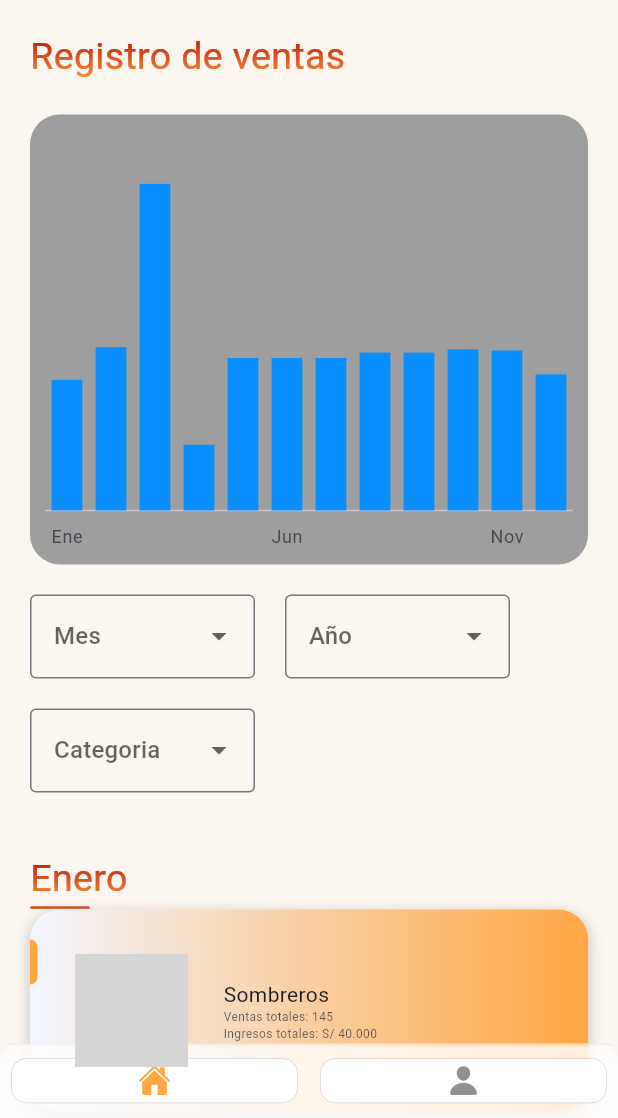
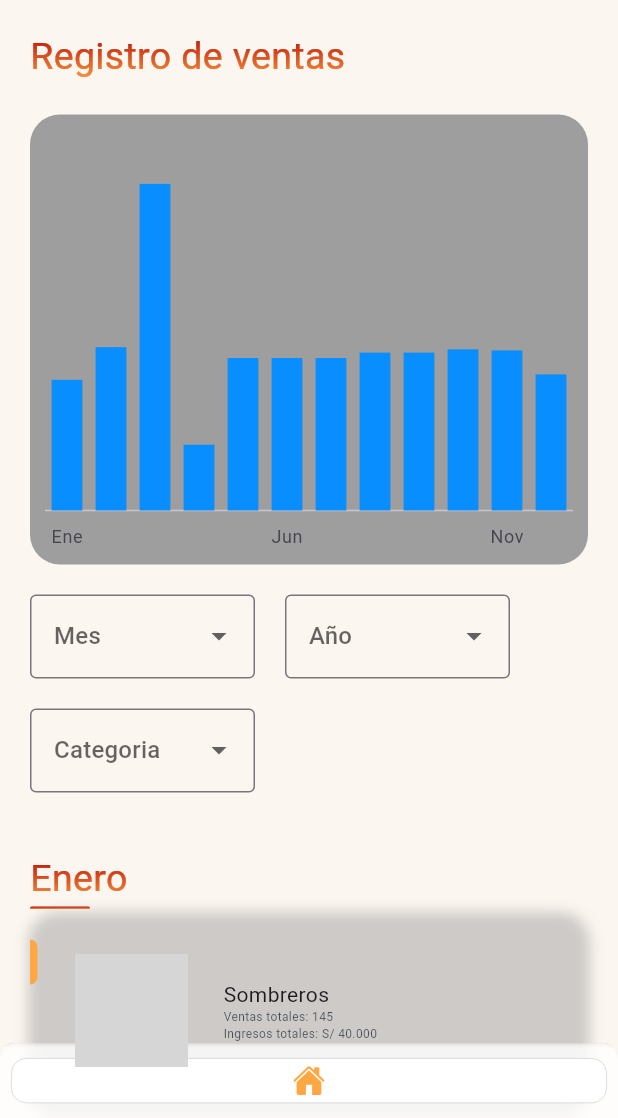
Before and after one commit to Esclender/wayllu-project, a Flutter app: the GraphicProductsScreen screen opened directly with empty values, after a tap on an icon or button, on a phone screen of 412 x 824 dp, the part 118-1236 px from its top. Run offline on Flutter 3.47's test engine with Material 3 defaults, Android fonts, the phone set to English and light mode, and no system bars; our stand-ins replace auto_route, auto_size_text, badges, dio, equatable, flutter_bloc and 11 more; missing offline and left inert: awesome_dio_interceptor, dart:ffi; generated files the repository leaves out were written again; network calls fail; Roboto replaces fonts that are missing (Gotham); statements that could not run were skipped; grey boxes are pictures that could not be loaded.

Commit message:
se unifica el carrito y options  al homescreen

```diff
--- a/lib/main.dart
+++ b/lib/main.dart
@@ -1,18 +1,23 @@
 import 'package:flutter/material.dart';
 import 'package:flutter_bloc/flutter_bloc.dart';
+import 'package:get_it/get_it.dart';
 import 'package:intl/date_symbol_data_local.dart';
 import 'package:wayllu_project/src/config/router/app_router.dart';
 import 'package:wayllu_project/src/config/theme/app_theme.dart';
+import 'package:wayllu_project/src/data/api_repository.imp.dart';
 import 'package:wayllu_project/src/locator.dart';
 import 'package:wayllu_project/src/presentation/cubit/is_admin_cubit.dart';
+import 'package:wayllu_project/src/presentation/cubit/users_list_cubit.dart';
+
+final locator = GetIt.instance;
 
 Future<void> main() async {
   await initializeDateFormatting('es');
 
   initializeDependecies();
+
   runApp(BlocSettup());
 }
-
 
 class BlocSettup extends StatelessWidget {
   @override
@@ -21,6 +26,11 @@ class BlocSettup extends StatelessWidget {
       providers: [
         BlocProvider<UserLoggedCubit>(
           create: (BuildContext context) => UserLoggedCubit(),
+        ),
+        BlocProvider<UsersListCubit>(
+          create: (BuildContext context) => UsersListCubit(
+            locator<ArtisansApiRepositoryImpl>(),
+          ),
         ),
       ],
       child: MyApp(),
--- a/lib/src/config/router/app_router.dart
+++ b/lib/src/config/router/app_router.dart
@@ -1,4 +1,6 @@
 import 'package:auto_route/auto_route.dart';
+import 'package:wayllu_project/src/domain/models/list_items_model.dart';
+import 'package:wayllu_project/src/domain/models/user_info/user_info_model.dart';
 import 'package:wayllu_project/src/presentation/views/admin/graphs/graph_screen.dart';
 import 'package:wayllu_project/src/presentation/views/admin/register_products.dart';
 import 'package:wayllu_project/src/presentation/views/admin/report.dart';
--- a/lib/src/data/api_repository.imp.dart
+++ b/lib/src/data/api_repository.imp.dart
@@ -1,15 +1,23 @@
+
 import 'package:wayllu_project/src/data/remoteRespositories/artesanos/artesanos.repo.dart';
 import 'package:wayllu_project/src/data/repository_base.dart';
-import 'package:wayllu_project/src/domain/models/user_info_model.dart';
 import 'package:wayllu_project/src/domain/repositories/artisans.api_repository.dart';
-import 'package:wayllu_project/src/utils/resources/data_state.dart';
-/*
+import 'package:wayllu_project/src/domain/repositories/types/artesans_types.dart';
+
 class ArtisansApiRepositoryImpl extends BaseApiRepository
     implements ArtisansRepository {
-  // final _artisansServices = new ArtesansApiServices(dio);
+  final ArtesansApiServices _apiServices;
 
+  ArtisansApiRepositoryImpl(this._apiServices);
+
+  //Se define una capara para obtener los datos desde api
+  //Con el proposito de validaciones o otro manejo de datos
   @override
-  Future<DataState<List<UserInfo>>> getArtisans() {
-    return getStateOf<List<UserInfo>>(request: () => []);
+  Future<ArtesansListHttpResponse> getArtisans() async {
+    final responseHttp = await getStateOf<ArtesansListHttpResponse>(
+      request: () => _apiServices.getArtisans(),
+    );
+
+    return responseHttp.data;
   }
-}*/
+}
--- a/lib/src/data/remoteRespositories/artesanos/artesanos.repo.dart
+++ b/lib/src/data/remoteRespositories/artesanos/artesanos.repo.dart
@@ -1,13 +1,17 @@
 import 'package:dio/dio.dart';
+
 import 'package:retrofit/retrofit.dart';
-import 'package:wayllu_project/src/domain/models/user_info_model.dart';
+import 'package:wayllu_project/src/domain/models/user_info/user_info_model.dart';
+import 'package:wayllu_project/src/domain/repositories/types/artesans_types.dart';
 
 part 'artesanos.repo.g.dart';
 
-@RestApi(baseUrl: 'http://localhost:3001')
+@RestApi(baseUrl: 'https://23qnp6pm-3001.brs.devtunnels.ms')
 abstract class ArtesansApiServices {
   factory ArtesansApiServices(Dio dio, {String baseUrl}) = _ArtesansApiServices;
 
+  //Aqui definimos todos nuestros endpoints
+  //estos endpoints seran los que se conecten con la api
   @GET('/api/artesanos')
-  Future<List<UserInfo>> getTasks();
+  Future<HttpResponse<ArtesansListHttpResponse>> getArtisans();
 }
--- a/lib/src/data/repository_base.dart
+++ b/lib/src/data/repository_base.dart
@@ -1,6 +1,7 @@
 import 'dart:io' show HttpStatus;
 
 import 'package:dio/dio.dart';
+import 'package:logger/logger.dart';
 import 'package:meta/meta.dart';
 import 'package:retrofit/retrofit.dart';
 import 'package:wayllu_project/src/utils/resources/data_state.dart';
@@ -18,6 +19,8 @@ abstract class BaseApiRepository {
   Future<DataState<T>> getStateOf<T>({
     required Future<HttpResponse<T>> Function() request,
   }) async {
+    Logger log = Logger();
+
     try {
       final httpResponse = await request();
       if (httpResponse.response.statusCode == HttpStatus.ok) {
@@ -29,6 +32,8 @@ abstract class BaseApiRepository {
         );
       }
     } on DioException catch (error) {
+      log.e(error);
+
       return DataFailed(error);
     }
   }
--- a/lib/src/domain/models/list_items_model.dart
+++ b/lib/src/domain/models/list_items_model.dart
@@ -2,13 +2,12 @@ import 'dart:math';
 
 import 'package:wayllu_project/src/providers/user_provider.dart';
 
-class ColorfullItem {
+class CardTemplate {
   String nombre;
   String url;
-  int gradient = Random().nextInt(3);
   List<DescriptionItem> descriptions;
 
-  ColorfullItem({
+  CardTemplate({
     required this.nombre,
     required this.url,
     required this.descriptions,
--- /dev/null
+++ b/lib/src/domain/models/user_info/user_info_model.dart
@@ -0,0 +1,117 @@
+// ignore_for_file: public_member_api_docs, sort_constructors_first, must_be_immutable
+// ignore_for_file: non_constant_identifier_names
+
+import 'package:intl/intl.dart';
+import 'package:json_annotation/json_annotation.dart';
+import 'package:wayllu_project/src/domain/models/list_items_model.dart';
+
+part 'user_info_model.g.dart';
+
+@JsonSerializable()
+class UserInfo {
+  UserInfo({
+    required this.DNI,
+    required this.NOMBRE_COMPLETO,
+    required this.COMUNIDAD,
+    required this.CLAVE,
+    required this.FECHA_REGISTRO,
+    this.URL_IMAGE,
+    this.TELEFONO,
+    this.EMAIL,
+    this.isAdmin = false,
+  });
+
+  factory UserInfo.fromJson(Map<String, dynamic> json) =>
+      _$UserInfoFromJson(json);
+
+  int DNI;
+  String NOMBRE_COMPLETO;
+  String COMUNIDAD;
+  String CLAVE;
+  String FECHA_REGISTRO;
+  String? URL_IMAGE;
+  String? TELEFONO;
+  String? EMAIL;
+  bool isAdmin;
+
+  Map<String, dynamic> toJson() => _$UserInfoToJson(this);
+
+    CardTemplate toCardTemplate() {
+    return  CardTemplate(
+      url: URL_IMAGE ?? '',
+      nombre: NOMBRE_COMPLETO,
+      descriptions: [
+        DescriptionItem(field: 'DNI', value: DNI.toString()),
+        DescriptionItem(field: 'Comunidad', value: COMUNIDAD),
+        DescriptionItem(field: 'Tlf', value: TELEFONO ?? ''),
+        DescriptionItem(field: 'Registrado', value: formattingDate()),
+      ],
+    );
+  }
+
+  PersonalInfo get userInfo => PersonalInfo(
+        DNI: DNI,
+        NOMBRE_COMPLETO: NOMBRE_COMPLETO,
+        COMUNIDAD: COMUNIDAD,
+        CLAVE: CLAVE,
+      );
+
+  ContactInfo get userContactInfo => ContactInfo(
+        TELEFONO: TELEFONO,
+        EMAIL: EMAIL,
+      );
+
+  String formattingDate() {
+    final DateTime dateTime = DateTime.parse(FECHA_REGISTRO);
+
+    final String formattedDate = DateFormat('yyyy-MM-dd').format(dateTime);
+
+    return formattedDate;
+  }
+}
+
+abstract class InfoBase {
+  List<List> get entries => [];
+}
+
+class PersonalInfo extends InfoBase {
+  int DNI;
+  String NOMBRE_COMPLETO;
+  String COMUNIDAD;
+  String CLAVE;
+  String? URL_IMAGE;
+  bool isAdmin;
+
+  PersonalInfo({
+    required this.DNI,
+    required this.NOMBRE_COMPLETO,
+    required this.COMUNIDAD,
+    required this.CLAVE,
+    this.isAdmin = false,
+    this.URL_IMAGE,
+  });
+
+  @override
+  List<List> get entries => [
+        ['DNI', DNI],
+        ['Nombre', NOMBRE_COMPLETO],
+        ['Comunidad', COMUNIDAD],
+        ['Clave', CLAVE],
+      ];
+}
+
+class ContactInfo extends InfoBase {
+  String? TELEFONO;
+  String? EMAIL;
+
+  ContactInfo({
+    this.TELEFONO,
+    this.EMAIL,
+  });
+
+  @override
+  List<List> get entries => [
+        ['Telefono', TELEFONO],
+        ['Email', EMAIL],
+      ];
+}
--- a/lib/src/domain/repositories/artisans.api_repository.dart
+++ b/lib/src/domain/repositories/artisans.api_repository.dart
@@ -1,8 +1,7 @@
-import 'package:wayllu_project/src/domain/models/user_info_model.dart';
-import 'package:wayllu_project/src/utils/resources/data_state.dart';
+import 'package:wayllu_project/src/domain/repositories/types/artesans_types.dart';
 
 abstract class ArtisansRepository {
   //Aqui iran todos los metodos para llamar a los endpoints de api
   //Modificar los returns de acuerdo a que se devolvera
-  Future<DataState<List<UserInfo>>> getArtisans();
+  Future<ArtesansListHttpResponse> getArtisans();
 }
--- /dev/null
+++ b/lib/src/domain/repositories/types/artesans_types.dart
@@ -0,0 +1,6 @@
+// ignore_for_file: constant_identifier_names
+
+//Tenemos todos nuestros tipos que son las respuesas HTTP que esperamos
+import 'package:wayllu_project/src/domain/models/user_info/user_info_model.dart';
+
+typedef ArtesansListHttpResponse = List<UserInfo>?;
--- /dev/null
+++ b/lib/src/presentation/cubit/users_list_cubit.dart
@@ -0,0 +1,19 @@
+import 'package:flutter_bloc/flutter_bloc.dart';
+import 'package:wayllu_project/src/data/api_repository.imp.dart';
+import 'package:wayllu_project/src/domain/models/list_items_model.dart';
+import 'package:wayllu_project/src/domain/repositories/types/artesans_types.dart';
+
+class UsersListCubit extends Cubit<List<CardTemplate>?> {
+  final ArtisansApiRepositoryImpl _apiRepository;
+
+  UsersListCubit(this._apiRepository) : super(null);
+
+  Future<void> getUserLists() async {
+    final ArtesansListHttpResponse responseState =
+        await _apiRepository.getArtisans();
+
+    emit(
+      responseState?.map((user) => user.toCardTemplate()).toList(),
+    );
+  }
+}
--- a/lib/src/presentation/views/admin/graphs/graph_screen.dart
+++ b/lib/src/presentation/views/admin/graphs/graph_screen.dart
@@ -20,8 +20,8 @@ class GraphicProductsScreen extends HookWidget {
     required this.viewIndex,
   });
 
-  final List<ColorfullItem> dataToRender = [
-    ColorfullItem(
+  final List<CardTemplate> dataToRender = [
+    CardTemplate(
       url:
           'https://images.unsplash.com/profile-1446404465118-3a53b909cc82?ixlib=rb-0.3.5&q=80&fm=jpg&crop=faces&cs=tinysrgb&fit=crop&h=64&w=64&s=3ef46b07bb19f68322d027cb8f9ac99f',
       nombre: 'Sombreros',
@@ -136,7 +136,7 @@ class GraphicProductsScreen extends HookWidget {
         crossAxisAlignment: CrossAxisAlignment.start,
         children: [
           _buildMohtlyProductsListTitle(title: 'Enero'),
-          ColorfullItemsList(
+          CardTemplateItemsList(
             listType: ListEnums.products,
             dataToRender: dataToRender,
             isScrollable: false,
--- a/lib/src/presentation/views/home_screen.dart
+++ b/lib/src/presentation/views/home_screen.dart
@@ -108,10 +108,7 @@ class HomeScreen extends HookWidget {
                     mainAxisAlignment: MainAxisAlignment.spaceBetween,
                     children: [
                       barSearch(context),
-                      menu(
-                        context,
-                        //goToRegisterOfProductOrVentaCondition,
-                      ),
+                      optionsAndLogout(context)
                     ],
                   ),
                 ),
@@ -209,6 +206,53 @@ class HomeScreen extends HookWidget {
         ),
 
         ],
+      ),
+    );
+  }
+ Widget optionsAndLogout(BuildContext context) {
+    return Container(
+      //margin: EdgeInsets.only(left: 4),
+      width: MediaQuery.of(context).size.width*0.12,
+      height:MediaQuery.of(context).size.width*0.10,
+      decoration: BoxDecoration(color: bottomNavBar,
+      borderRadius: BorderRadius.circular(10),
+       boxShadow:[
+                  BoxShadow(
+                    color: const Color.fromARGB(255, 95, 95, 95)
+                        .withOpacity(0.08),
+                    spreadRadius: 2,
+                    blurRadius: 4,
+                    offset: const Offset(
+                      0,
+                      1,
+                    ),
+                  ),
+                ], ),
+      child: PopupMenuButton<String>(
+        color: bottomNavBar.withOpacity(0.9),
+
+        offset: Offset(1,  MediaQuery.of(context).size.width * 0.11),
+        icon: const Icon(Ionicons.menu_outline, size: 24,),
+        itemBuilder: (context) => [
+          const PopupMenuItem(
+            value: 'Ver carrito',
+            child: ListTile(
+                        leading: Icon(Ionicons.bag_handle_outline),
+                        title: Text('Ver carrito'),
+                      ),
+          ),
+          const PopupMenuDivider(),
+          PopupMenuItem(
+            value: 'opcion2',
+            child: ListTile(
+                        leading: Icon(Ionicons.exit_outline, color: mainColor,),
+                        title: const Text('Cerrar sesión'),
+                      ),
+          ),
+
+        ],
+        onSelected: (value) {
+        },
       ),
     );
   }
--- a/lib/src/presentation/widgets/bottom_navbar.dart
+++ b/lib/src/presentation/widgets/bottom_navbar.dart
@@ -2,9 +2,7 @@ import 'dart:ui';
 import 'package:flutter/material.dart';
 import 'package:flutter_bloc/flutter_bloc.dart';
 import 'package:flutter_hooks/flutter_hooks.dart';
-import 'package:get/get.dart';
 import 'package:ionicons/ionicons.dart';
-import 'package:wayllu_project/src/config/api_config.dart';
 import 'package:wayllu_project/src/config/router/app_router.dart';
 import 'package:wayllu_project/src/domain/enums/user_roles.dart';
 import 'package:wayllu_project/src/domain/models/bottom_navbar_options_model.dart';
@@ -36,14 +34,14 @@ class BottomNavBar extends HookWidget {
     OptionsIcons(
       icon: Ionicons.person,
       routes: [
+        // OptionsIconsRoutes(
+        //   route: InfoUserRoute(viewIndex: 2),
+        //   rol: UserRoles.artesano,
+        // ),
         OptionsIconsRoutes(
-          route: InfoUserRoute(viewIndex: 2),
-          rol: UserRoles.artesano,
+          route: UsersListAdminRoute(viewIndex: 2),
+          rol: UserRoles.admin,
         ),
-        OptionsIconsRoutes(
-            route: UsersListAdminRoute(viewIndex: 2),
-            rol: UserRoles.admin,
-           ),
       ],
     ),
   ];
@@ -53,7 +51,8 @@ class BottomNavBar extends HookWidget {
 
   final double blur = 1.5;
   final BorderRadiusGeometry borderRadiusBotNav = const BorderRadius.only(
-   topLeft: Radius.circular(10), topRight: Radius.circular(10),
+    topLeft: Radius.circular(10),
+    topRight: Radius.circular(10),
   );
   final BorderRadiusGeometry containersBorder = const BorderRadius.all(
     Radius.circular(10),
--- a/lib/src/presentation/widgets/list_generator.dart
+++ b/lib/src/presentation/widgets/list_generator.dart
@@ -5,18 +5,19 @@ import 'package:ionicons/ionicons.dart';
 import 'package:wayllu_project/src/config/router/app_router.dart';
 import 'package:wayllu_project/src/domain/enums/lists_enums.dart';
 import 'package:wayllu_project/src/domain/models/list_items_model.dart';
+import 'package:wayllu_project/src/domain/models/user_info/user_info_model.dart';
 import 'package:wayllu_project/src/locator.dart';
 import 'package:wayllu_project/src/utils/constants/colors.dart';
 
-class ColorfullItemsList extends HookWidget {
+class CardTemplateItemsList extends HookWidget {
   final ListEnums listType;
-  final List<ColorfullItem> dataToRender;
+  final List<CardTemplate> dataToRender;
   final bool isScrollable;
 
   //Dependencies Injection
   final appRouter = getIt<AppRouter>();
 
-  ColorfullItemsList({
+  CardTemplateItemsList({
     required this.listType,
     required this.dataToRender,
     this.isScrollable = true,
@@ -33,8 +34,8 @@ class ColorfullItemsList extends HookWidget {
     [gradientFourth, fourthColor],
   ];
 
-  void _navigateToEditUser() {
-    appRouter.navigate(InfoUserRoute(viewIndex: 2));
+  void _navigateToEditUser(UserInfo user) {
+    appRouter.navigate(InfoUserRoute(viewIndex: 2, user: user));
   }
 
   @override
@@ -54,7 +55,7 @@ class ColorfullItemsList extends HookWidget {
                 : 0.0,
           ),
           child: _buildItemContainer(
-            itemData: dataToRender[0],
+            itemData: dataToRender[ind],
           ),
         );
       },
@@ -62,13 +63,12 @@ class ColorfullItemsList extends HookWidget {
   }
 
   Widget _buildItemContainer({
-    required ColorfullItem itemData,
+    required CardTemplate itemData,
   }) {
     final BoxDecoration decoration = BoxDecoration(
       boxShadow: [
         simpleShadow,
       ],
-      gradient: gradients[itemData.gradient][0] as Gradient,
       borderRadius: const BorderRadius.all(
         Radius.circular(20),
       ),
@@ -89,7 +89,7 @@ class ColorfullItemsList extends HookWidget {
               ),
             ),
             _itemMarker(
-              gradients[itemData.gradient][1] as Color,
+              secondary,
             ),
           ],
         ),
@@ -114,7 +114,7 @@ class ColorfullItemsList extends HookWidget {
 
   Widget _itemEdit() {
     return InkWell(
-      onTap: _navigateToEditUser,
+      //onTap: () => {_navigateToEditUser()},
       child: Container(
         width: 40,
         height: 40,
```
Also changed, not shown: lib/src/domain/models/user_info_model.dart (deleted, +0 -53 lines), lib/src/locator.dart (+14 -0 lines), lib/src/presentation/views/admin/usersScreens/user_list_admin.dart (+32 -54 lines), lib/src/presentation/widgets/info_user_screen.dart (+12 -17 lines), lib/src/config/router/app_router.gr.dart, lib/src/data/remoteRespositories/artesanos/artesanos.repo.g.dart, lib/src/domain/models/user_info/user_info_model.g.dart (added).
